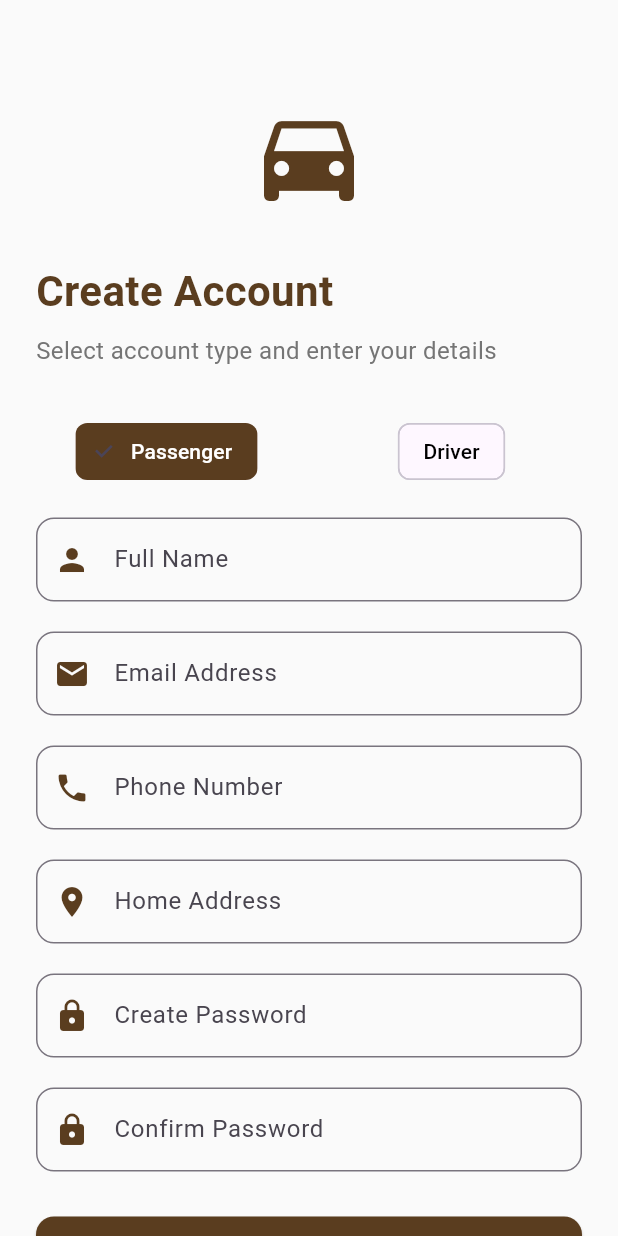
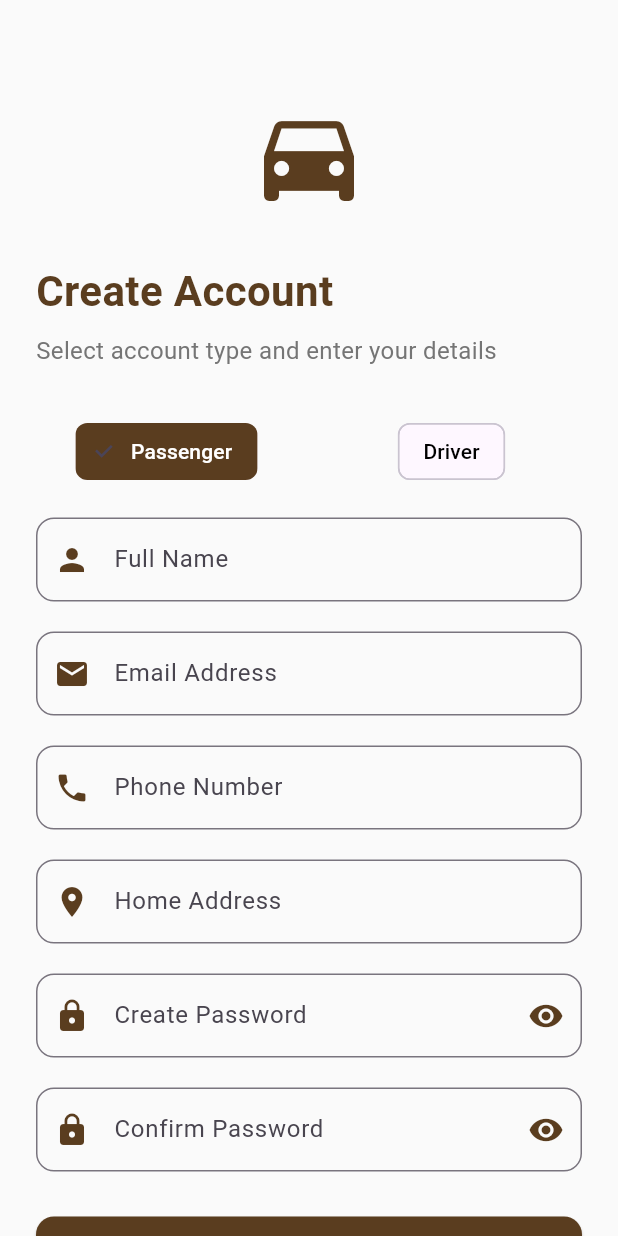
Before and after one commit to bsc-com-0320/public_transport_tracker, a Flutter app: the screen it shows after launch, after a tap on "Sign In", after a tap on "Sign Up", on a phone screen of 412 x 824 dp. Run offline on Flutter 3.47's test engine with Material 3 defaults, Android fonts, the phone set to English and light mode, and no system bars; our stand-ins replace flutter_map, flutter_typeahead, geocoding, geolocator, google_maps_flutter, image_picker and 2 more; accounts and stored records are empty.

Commit message:
added the view passwrod icon

```diff
--- a/lib/LoginPage.dart
+++ b/lib/LoginPage.dart
@@ -14,6 +14,7 @@ class _SignInPageState extends State<SignInPage> {
   final _passwordController = TextEditingController();
   bool _isLoading = false;
   final _supabase = Supabase.instance.client;
+  bool _obscurePassword = true;
 
   Future<void> _signIn() async {
     if (!_formKey.currentState!.validate()) return;
@@ -31,7 +32,9 @@ class _SignInPageState extends State<SignInPage> {
           if (mounted) {
             ScaffoldMessenger.of(context).showSnackBar(
               const SnackBar(
-                content: Text('Please verify your email first. Check your inbox.'),
+                content: Text(
+                  'Please verify your email first. Check your inbox.',
+                ),
                 backgroundColor: Colors.orange,
                 duration: Duration(seconds: 5),
               ),
@@ -103,10 +106,7 @@ class _SignInPageState extends State<SignInPage> {
               const SizedBox(height: 8),
               Text(
                 'Enter your email and password',
-                style: TextStyle(
-                  fontSize: 16,
-                  color: Colors.grey[600],
-                ),
+                style: TextStyle(fontSize: 16, color: Colors.grey[600]),
               ),
               const SizedBox(height: 32),
               TextFormField(
@@ -121,7 +121,9 @@ class _SignInPageState extends State<SignInPage> {
                 ),
                 validator: (value) {
                   if (value == null || value.isEmpty) return 'Required';
-                  if (!RegExp(r'^[\w-\.]+@([\w-]+\.)+[\w-]{2,4}$').hasMatch(value)) {
+                  if (!RegExp(
+                    r'^[\w-\.]+@([\w-]+\.)+[\w-]{2,4}$',
+                  ).hasMatch(value)) {
                     return 'Enter a valid email';
                   }
                   return null;
@@ -130,10 +132,23 @@ class _SignInPageState extends State<SignInPage> {
               const SizedBox(height: 20),
               TextFormField(
                 controller: _passwordController,
-                obscureText: true,
+                obscureText: _obscurePassword, // Use the variable here
                 decoration: InputDecoration(
                   labelText: 'Password',
                   prefixIcon: Icon(Icons.lock, color: Color(0xFF5A3D1F)),
+                  suffixIcon: IconButton(
+                    icon: Icon(
+                      _obscurePassword
+                          ? Icons.visibility
+                          : Icons.visibility_off,
+                      color: Color(0xFF5A3D1F),
+                    ),
+                    onPressed: () {
+                      setState(() {
+                        _obscurePassword = !_obscurePassword;
+                      });
+                    },
+                  ),
                   border: OutlineInputBorder(
                     borderRadius: BorderRadius.circular(12),
                   ),
@@ -156,15 +171,13 @@ class _SignInPageState extends State<SignInPage> {
                       borderRadius: BorderRadius.circular(12),
                     ),
                   ),
-                  child: _isLoading
-                      ? CircularProgressIndicator(color: Colors.white)
-                      : Text(
-                          'Sign In',
-                          style: TextStyle(
-                            fontSize: 18,
-                            color: Colors.white,
+                  child:
+                      _isLoading
+                          ? CircularProgressIndicator(color: Colors.white)
+                          : Text(
+                            'Sign In',
+                            style: TextStyle(fontSize: 18, color: Colors.white),
                           ),
-                        ),
                 ),
               ),
               const SizedBox(height: 16),
@@ -183,7 +196,9 @@ class _SignInPageState extends State<SignInPage> {
                 children: [
                   Text("Don't have an account? "),
                   TextButton(
-                    onPressed: () => Navigator.pushReplacementNamed(context, '/signup'),
+                    onPressed:
+                        () =>
+                            Navigator.pushReplacementNamed(context, '/signup'),
                     child: Text(
                       'Sign Up',
                       style: TextStyle(
--- a/lib/SignUpPage.dart
+++ b/lib/SignUpPage.dart
@@ -17,6 +17,9 @@ class _SignUpPageState extends State<SignUpPage> {
   final _phoneController = TextEditingController();
   final _addressController = TextEditingController();
   final _businessNameController = TextEditingController();
+
+  bool _obscurePassword = true;
+  bool _obscureConfirmPassword = true;
 
   bool _isLoading = false;
   bool _isDriver = false;
@@ -102,7 +105,9 @@ class _SignUpPageState extends State<SignUpPage> {
                       borderRadius: BorderRadius.circular(12),
                     ),
                   ),
-                  validator: (value) => !_isDriver && value!.isEmpty ? 'Required' : null,
+                  validator:
+                      (value) =>
+                          !_isDriver && value!.isEmpty ? 'Required' : null,
                 ),
               if (_isDriver)
                 TextFormField(
@@ -114,7 +119,9 @@ class _SignUpPageState extends State<SignUpPage> {
                       borderRadius: BorderRadius.circular(12),
                     ),
                   ),
-                  validator: (value) => _isDriver && value!.isEmpty ? 'Required' : null,
+                  validator:
+                      (value) =>
+                          _isDriver && value!.isEmpty ? 'Required' : null,
                 ),
               const SizedBox(height: 20),
 
@@ -131,7 +138,9 @@ class _SignUpPageState extends State<SignUpPage> {
                 ),
                 validator: (value) {
                   if (value == null || value.isEmpty) return 'Required';
-                  if (!RegExp(r'^[\w-\.]+@([\w-]+\.)+[\w-]{2,4}$').hasMatch(value)) {
+                  if (!RegExp(
+                    r'^[\w-\.]+@([\w-]+\.)+[\w-]{2,4}$',
+                  ).hasMatch(value)) {
                     return 'Enter a valid email';
                   }
                   return null;
@@ -170,10 +179,23 @@ class _SignUpPageState extends State<SignUpPage> {
               // Password Field
               TextFormField(
                 controller: _passwordController,
-                obscureText: true,
+                obscureText: _obscurePassword,
                 decoration: InputDecoration(
                   labelText: 'Create Password',
                   prefixIcon: Icon(Icons.lock, color: Color(0xFF5A3D1F)),
+                  suffixIcon: IconButton(
+                    icon: Icon(
+                      _obscurePassword
+                          ? Icons.visibility
+                          : Icons.visibility_off,
+                      color: Color(0xFF5A3D1F),
+                    ),
+                    onPressed: () {
+                      setState(() {
+                        _obscurePassword = !_obscurePassword;
+                      });
+                    },
+                  ),
                   border: OutlineInputBorder(
                     borderRadius: BorderRadius.circular(12),
                   ),
@@ -189,17 +211,31 @@ class _SignUpPageState extends State<SignUpPage> {
               // Confirm Password Field
               TextFormField(
                 controller: _confirmPasswordController,
-                obscureText: true,
+                obscureText: _obscureConfirmPassword,
                 decoration: InputDecoration(
                   labelText: 'Confirm Password',
                   prefixIcon: Icon(Icons.lock, color: Color(0xFF5A3D1F)),
+                  suffixIcon: IconButton(
+                    icon: Icon(
+                      _obscureConfirmPassword
+                          ? Icons.visibility
+                          : Icons.visibility_off,
+                      color: Color(0xFF5A3D1F),
+                    ),
+                    onPressed: () {
+                      setState(() {
+                        _obscureConfirmPassword = !_obscureConfirmPassword;
+                      });
+                    },
+                  ),
                   border: OutlineInputBorder(
                     borderRadius: BorderRadius.circular(12),
                   ),
                 ),
                 validator: (value) {
                   if (value == null || value.isEmpty) return 'Required';
-                  if (value != _passwordController.text) return 'Passwords do not match';
+                  if (value != _passwordController.text)
+                    return 'Passwords do not match';
                   return null;
                 },
               ),
@@ -217,15 +253,13 @@ class _SignUpPageState extends State<SignUpPage> {
                       borderRadius: BorderRadius.circular(12),
                     ),
                   ),
-                  child: _isLoading
-                      ? const CircularProgressIndicator(color: Colors.white)
-                      : const Text(
-                          'Sign Up',
-                          style: TextStyle(
-                            fontSize: 18,
-                            color: Colors.white,
+                  child:
+                      _isLoading
+                          ? const CircularProgressIndicator(color: Colors.white)
+                          : const Text(
+                            'Sign Up',
+                            style: TextStyle(fontSize: 18, color: Colors.white),
                           ),
-                        ),
                 ),
               ),
               const SizedBox(height: 24),
@@ -234,7 +268,8 @@ class _SignUpPageState extends State<SignUpPage> {
                 children: [
                   const Text("Already have an account? "),
                   TextButton(
-                    onPressed: () => Navigator.pushReplacementNamed(context, '/login'),
+                    onPressed:
+                        () => Navigator.pushReplacementNamed(context, '/login'),
                     child: Text(
                       'Sign In',
                       style: TextStyle(
@@ -289,7 +324,9 @@ class _SignUpPageState extends State<SignUpPage> {
         if (mounted) {
           ScaffoldMessenger.of(context).showSnackBar(
             const SnackBar(
-              content: Text('Verification email sent! Please check your email.'),
+              content: Text(
+                'Verification email sent! Please check your email.',
+              ),
               duration: Duration(seconds: 5),
             ),
           );
```
